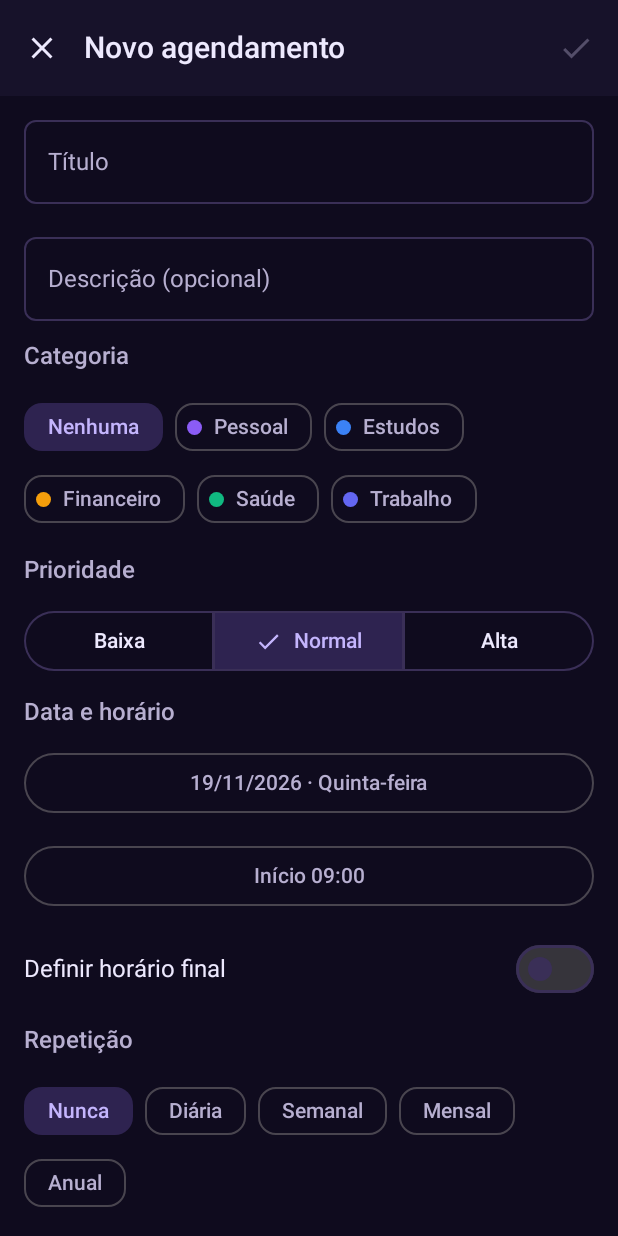
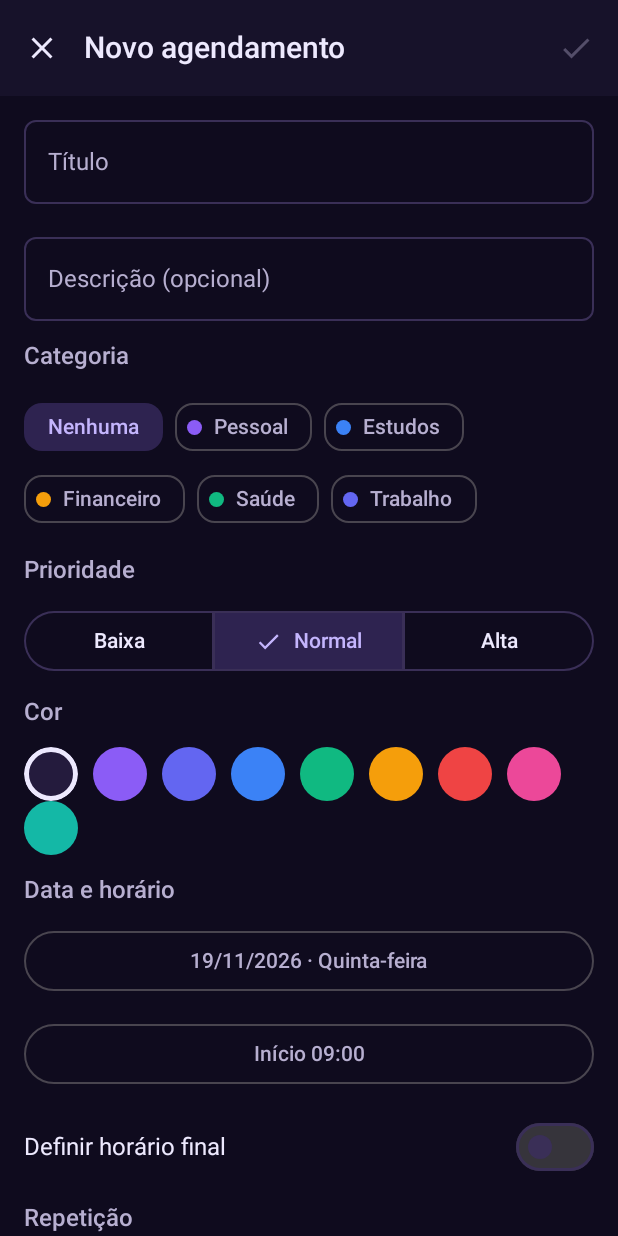
Before and after one commit to ahr7onix/discord, an Android app built with Jetpack Compose: the screen it shows after launch (MainActivity), after a tap on "Novo agendamento", on a phone screen of 412 x 824 dp. Run offline under Robolectric (Android 15) with nearby library versions, the phone set to English and light mode, and no system bars; our stand-ins replace Room's generated code; 2 statements that could not run were skipped.

Commit message:
Editor: per-event color picker (§5 "cor")
Add a color swatch row to the event editor, persisted to colorArgb and
already shown as the accent dot on occurrence cards. A "default" option
falls back to the category color.

Co-Authored-By: Claude Opus 5.5 <noreply@anthropic.com>
Claude-Session: https://claude.ai/code/session_01QCu4h2vxLwxm9FTvkQyzPF

```diff
--- a/app/src/main/java/com/chronos/app/ui/events/EditEventScreen.kt
+++ b/app/src/main/java/com/chronos/app/ui/events/EditEventScreen.kt
@@ -1,7 +1,13 @@
 package com.chronos.app.ui.events
 
+import androidx.compose.foundation.background
+import androidx.compose.foundation.border
+import androidx.compose.foundation.clickable
 import androidx.compose.foundation.layout.Arrangement
+import androidx.compose.foundation.layout.Box
 import androidx.compose.foundation.layout.Column
+import androidx.compose.foundation.layout.size
+import androidx.compose.foundation.shape.CircleShape
 import androidx.compose.foundation.layout.FlowRow
 import androidx.compose.foundation.layout.ExperimentalLayoutApi
 import androidx.compose.foundation.layout.Row
@@ -41,6 +47,7 @@ import androidx.compose.runtime.mutableStateOf
 import androidx.compose.runtime.remember
 import androidx.compose.runtime.setValue
 import androidx.compose.ui.Modifier
+import androidx.compose.ui.draw.clip
 import androidx.compose.ui.text.font.FontWeight
 import androidx.compose.ui.unit.dp
 import androidx.lifecycle.compose.collectAsStateWithLifecycle
@@ -147,6 +154,23 @@ fun EditEventScreen(
                         onClick = { viewModel.update { it.copy(priority = p) } },
                         shape = SegmentedButtonDefaults.itemShape(i, Priority.entries.size),
                     ) { Text(priorityLabel(p)) }
+                }
+            }
+
+            Label("Cor")
+            FlowRow(horizontalArrangement = Arrangement.spacedBy(10.dp)) {
+                ColorSwatch(
+                    color = MaterialTheme.colorScheme.surfaceVariant,
+                    selected = form.colorArgb == null,
+                    onClick = { viewModel.update { it.copy(colorArgb = null) } },
+                    showBorder = true,
+                )
+                EVENT_COLORS.forEach { argb ->
+                    ColorSwatch(
+                        color = Color(argb),
+                        selected = form.colorArgb == argb,
+                        onClick = { viewModel.update { it.copy(colorArgb = argb) } },
+                    )
                 }
             }
 
@@ -398,3 +422,36 @@ private fun orderedWeekdays(): List<DayOfWeek> = listOf(
     DayOfWeek.SUNDAY, DayOfWeek.MONDAY, DayOfWeek.TUESDAY, DayOfWeek.WEDNESDAY,
     DayOfWeek.THURSDAY, DayOfWeek.FRIDAY, DayOfWeek.SATURDAY,
 )
+
+private val EVENT_COLORS = listOf(
+    0xFF8B5CF6.toInt(), // violet
+    0xFF6366F1.toInt(), // indigo
+    0xFF3B82F6.toInt(), // blue
+    0xFF10B981.toInt(), // green
+    0xFFF59E0B.toInt(), // amber
+    0xFFEF4444.toInt(), // red
+    0xFFEC4899.toInt(), // pink
+    0xFF14B8A6.toInt(), // teal
+)
+
+@Composable
+private fun ColorSwatch(
+    color: androidx.compose.ui.graphics.Color,
+    selected: Boolean,
+    onClick: () -> Unit,
+    showBorder: Boolean = false,
+) {
+    val ring = MaterialTheme.colorScheme.onSurface
+    Box(
+        modifier = Modifier
+            .size(36.dp)
+            .clip(CircleShape)
+            .background(color)
+            .then(
+                if (selected) Modifier.border(3.dp, ring, CircleShape)
+                else if (showBorder) Modifier.border(1.dp, MaterialTheme.colorScheme.outline, CircleShape)
+                else Modifier
+            )
+            .clickable(onClick = onClick),
+    )
+}
--- a/app/src/main/java/com/chronos/app/ui/events/EditEventViewModel.kt
+++ b/app/src/main/java/com/chronos/app/ui/events/EditEventViewModel.kt
@@ -30,6 +30,7 @@ data class EditFormState(
     val description: String = "",
     val categoryId: Long? = null,
     val priority: Priority = Priority.NORMAL,
+    val colorArgb: Int? = null,
     val date: LocalDate = LocalDate.now(),
     val startTime: LocalTime = LocalTime.of(9, 0),
     val hasEndTime: Boolean = false,
@@ -84,6 +85,7 @@ class EditEventViewModel(
             description = e.description.orEmpty(),
             categoryId = e.categoryId,
             priority = e.priority,
+            colorArgb = e.colorArgb,
             date = r.anchorDate,
             startTime = e.startTime,
             hasEndTime = e.endTime != null,
@@ -139,6 +141,7 @@ class EditEventViewModel(
         description = f.description.trim().ifBlank { null },
         categoryId = f.categoryId,
         priority = f.priority,
+        colorArgb = f.colorArgb,
         startTime = f.startTime,
         endTime = if (f.hasEndTime) f.endTime else null,
         rule = buildRule(f),
```
